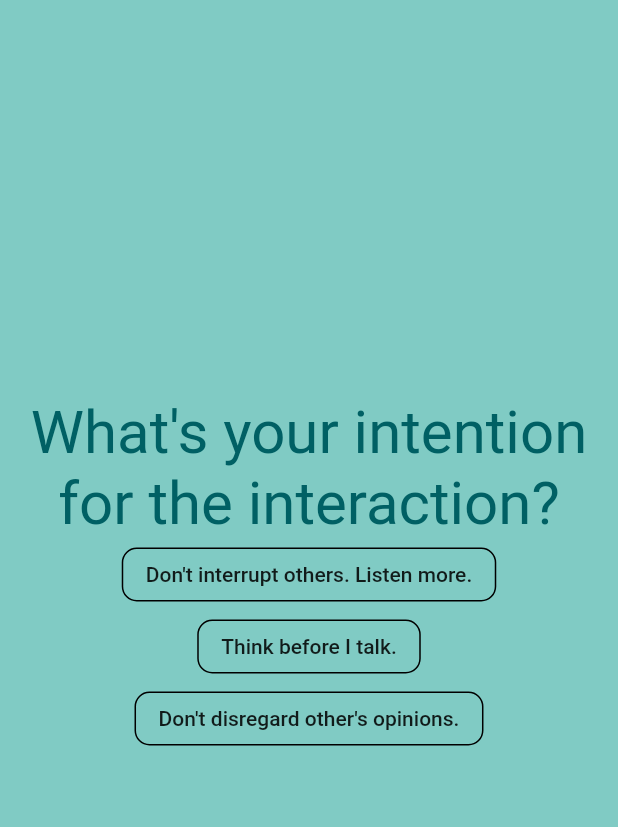
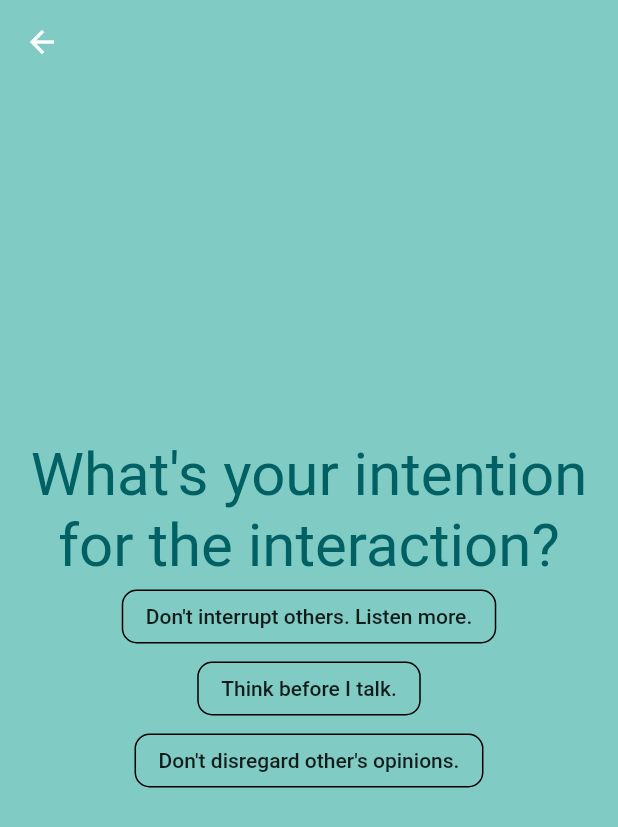
Before and after one commit to LLCampos/mindin, a Flutter app: the screen it shows after launch, after a tap on "Let's start", on a phone screen of 412 x 824 dp. Shown: the top 827 px of the screen. Run offline on Flutter 3.47's test engine with Material 2 defaults, Android fonts, the phone set to English and light mode, and no system bars.

Commit message:
use routes instead of states to switch between screens

```diff
--- a/lib/main.dart
+++ b/lib/main.dart
@@ -12,42 +12,31 @@ class MindIn extends StatelessWidget {
       debugShowCheckedModeBanner: false,
       title: 'MindIn',
       theme: MindInTheme.getThemeData(),
-      home: HomePage(),
+      home: HomePageScreen(),
+    );
+  }
+
+  static Widget scaffold(BuildContext context, Widget bodyWidget) {
+    return Scaffold(
+      appBar: AppBar(
+        backgroundColor: Theme.of(context).backgroundColor,
+        elevation: 0.0,
+      ),
+      backgroundColor: Theme.of(context).backgroundColor,
+      body: Center(
+        child: bodyWidget,
+      ),
     );
   }
 }
 
-class HomePage extends StatefulWidget {
+class HomePageScreen extends StatelessWidget {
   @override
-  _HomePageState createState() => _HomePageState();
+  Widget build(BuildContext context) {
+    return MindIn.scaffold(context, this.mainScreenWidget(context));
   }
 
-class _HomePageState extends State<HomePage> {
-  Widget _widgetInFocus;
-
-  @override
-  void initState() {
-    super.initState();
-    setWidgetInFocus(_startWidget());
-  }
-
-  @override
-  Widget build(BuildContext context) {
-    return Scaffold(
-      backgroundColor: Theme.of(context).backgroundColor,
-      body: Center(
-        child: _widgetInFocus,
-      ),
-    );
-  }
-
-  void setWidgetInFocus(Widget widget) {
-    setState(() {
-      _widgetInFocus = widget;
-    });
-  }
-
-  Widget _startWidget() {
+  Widget mainScreenWidget(BuildContext context) {
     return Column(
       mainAxisAlignment: MainAxisAlignment.center,
       children: <Widget>[
@@ -65,19 +54,32 @@ class _HomePageState extends State<HomePage> {
           color: Colors.cyan[900],
           textColor: Colors.white,
           child: Text("Let's start"),
-          onPressed: () => setWidgetInFocus(intentionChoiceWidget()),
+          onPressed: () {
+            Navigator.push(
+              context,
+              MaterialPageRoute(builder: (context) => IntentionChoiceScreen()),
+            );
+          },
         )
       ],
     );
   }
 
-  Widget intentionChoiceWidget() {
+}
+
+class IntentionChoiceScreen extends StatelessWidget {
   final intentions = [
     "Don't interrupt others. Listen more.",
     "Think before I talk.",
     "Don't disregard other's opinions."
   ];
 
+  @override
+  Widget build(BuildContext context) {
+    return MindIn.scaffold(context, mainScreenWidget());
+  }
+
+  Widget mainScreenWidget() {
     return Column(
       mainAxisAlignment: MainAxisAlignment.center,
       children: <Widget>[
@@ -100,7 +102,7 @@ class _HomePageState extends State<HomePage> {
                     child: OutlineButton(
                       borderSide: BorderSide(),
                       child: Text(intentions[index]),
-                      onPressed: () => setState(() => print("pressed")),
+                      onPressed: () => print("pressed"),
                     ));
               }),
         )
```
Lines whose indentation alone changed are shown as unchanged.
